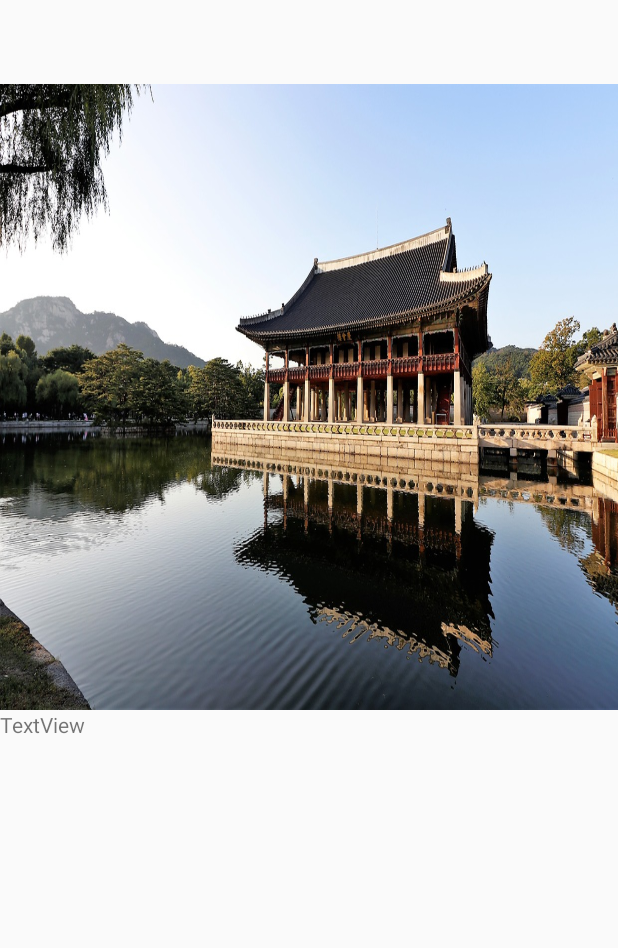
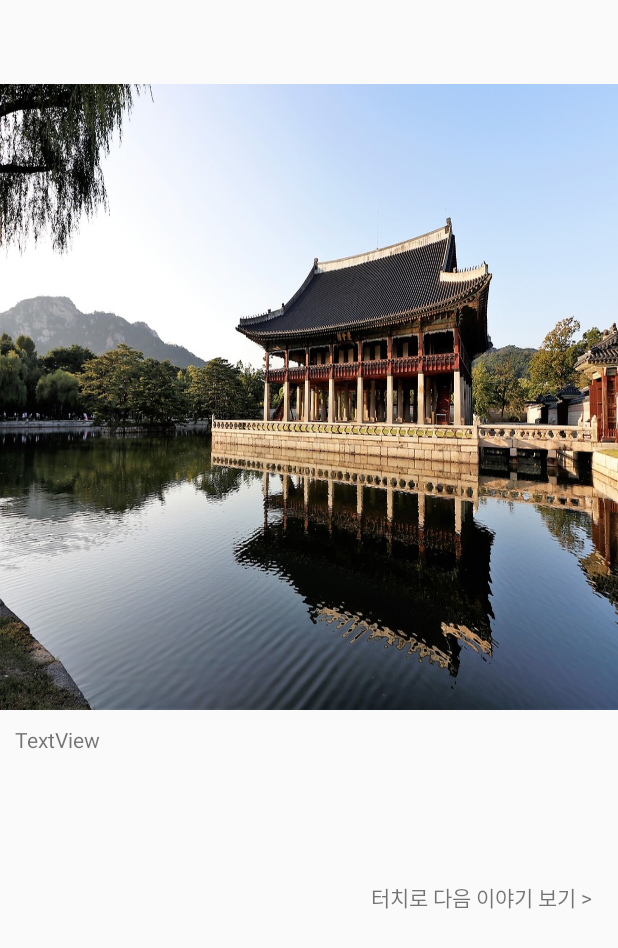
Before and after one commit to mjy1529/DuricoProject, an Android app: the layout activity_views.xml on its own in the app's theme, with its tools: preview values and no code run, on a phone screen of 412 x 824 dp. Shown: the top 948 px of the screen. Run offline under Robolectric (Android 15) with nearby library versions, the phone set to English and light mode, and no system bars.

Commit message:
mapactivity viewsactivity err solve

```diff
--- a/app/src/main/java/com/example/tourproject/ViewsActivity.java
+++ b/app/src/main/java/com/example/tourproject/ViewsActivity.java
@@ -40,6 +40,8 @@ public class ViewsActivity extends AppCompatActivity {
         switch (item.getItemId()) {
             case android.R.id.home:
                 Intent intent = new Intent(ViewsActivity.this, MapActivity.class);
+                intent.putExtra("p_id", s_id);
+                intent.putExtra("m_id", m_id);
                 startActivity(intent);
                 return true ;
             default :
@@ -99,7 +101,7 @@ public class ViewsActivity extends AppCompatActivity {
                     }
                     Intent intent = new Intent(ViewsActivity.this, MapActivity.class);
                     intent.putExtra("p_id", s_id);
-                    intent.putExtra("m_id", s_id);
+                    intent.putExtra("m_id", m_id);
                     startActivity(intent);
                 }
                 else{
--- a/app/src/main/res/layout/activity_views.xml
+++ b/app/src/main/res/layout/activity_views.xml
@@ -31,19 +31,29 @@
             app:srcCompat="@android:color/holo_orange_light" />
     </LinearLayout>
 
-    <LinearLayout
+    <RelativeLayout
         android:layout_width="match_parent"
         android:layout_height="167dp"
-        android:orientation="horizontal">
+        android:orientation="vertical">
 
         <TextView
             android:id="@+id/content"
             android:layout_width="match_parent"
+            android:layout_margin="10dp"
             android:layout_height="167dp"
             android:layout_weight="1"
             android:text="TextView" />
 
+        <TextView
+            android:id="@+id/textView"
+            android:layout_width="wrap_content"
+            android:layout_height="wrap_content"
+            android:layout_alignParentBottom="true"
+            android:layout_alignParentRight="true"
+            android:layout_marginBottom="32dp"
+            android:layout_marginRight="17dp"
+            android:text="터치로 다음 이야기 보기 >" />
 
-    </LinearLayout>
+    </RelativeLayout>
 
 </LinearLayout>
```
Also changed, not shown: app/src/main/java/com/example/tourproject/MapActivity.java (+5 -2 lines).
